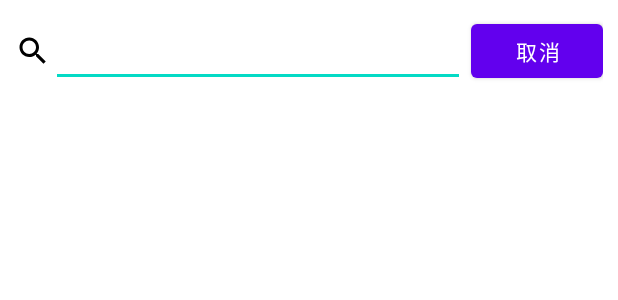
After one commit to yenjuc/Pang_Chat_KT, an Android app: the layout fragment_search.xml on its own in the app's theme, with its tools: preview values and no code run, on a phone screen of 412 x 824 dp. The commit adds this screen. Shown: the top 300 px of the screen. Run offline under Robolectric (Android 15) with nearby library versions, the phone set to English and light mode, and no system bars.

Commit message:
添加搜索联系人页面及返回功能

```diff
--- a/app/build.gradle
+++ b/app/build.gradle
@@ -41,6 +41,7 @@ dependencies {
     implementation 'androidx.lifecycle:lifecycle-viewmodel-ktx:2.2.0'
 
     implementation("com.squareup.okhttp3:okhttp:4.2.2")
+    implementation 'androidx.wear:wear:1.0.0'
     annotationProcessor("com.jakewharton:butterknife-compiler:10.2.1")
 
     testImplementation 'junit:junit:4.+'
@@ -55,6 +56,7 @@ dependencies {
     implementation 'com.github.kittinunf.fuel:fuel-coroutines:2.3.1'
     implementation 'com.github.kittinunf.fuel:fuel-gson:2.3.1'
     implementation 'com.google.code.gson:gson:2.8.6'
+    compileOnly 'com.google.android.wearable:wearable:2.6.0'
 
     // ktx扩展依赖
     def lifecycle_version = "2.3.1"
--- a/app/src/main/AndroidManifest.xml
+++ b/app/src/main/AndroidManifest.xml
@@ -1,6 +1,9 @@
 <?xml version="1.0" encoding="utf-8"?>
 <manifest xmlns:android="http://schemas.android.com/apk/res/android"
     package="com.example.pangchat">
+
+    <uses-permission android:name="android.permission.WAKE_LOCK" />
+
     <uses-permission android:name="android.permission.INTERNET" />
 
     <application
@@ -11,6 +14,8 @@
         android:supportsRtl="true"
         android:theme="@style/Theme.pangchat"
         android:usesCleartextTraffic="true">
+
+        <activity android:name=".SearchActivity"/>
         <activity android:name=".MainActivity" />
         <activity android:name=".ModifyInfoActivity" />
         <activity android:name=".LoginActivity">
@@ -20,7 +25,6 @@
                 <category android:name="android.intent.category.LAUNCHER" />
             </intent-filter>
         </activity>
-
     </application>
 
 </manifest>
--- /dev/null
+++ b/app/src/main/res/layout/fragment_search.xml
@@ -0,0 +1,48 @@
+<?xml version="1.0" encoding="utf-8"?>
+<FrameLayout xmlns:android="http://schemas.android.com/apk/res/android"
+    xmlns:tools="http://schemas.android.com/tools"
+    android:layout_width="match_parent"
+    android:layout_height="match_parent"
+    tools:context=".fragment.SearchFragment">
+
+    <LinearLayout
+        android:layout_width="match_parent"
+        android:layout_height="wrap_content"
+        android:orientation="vertical">
+
+        <LinearLayout
+            android:layout_width="match_parent"
+            android:layout_height="wrap_content"
+            android:orientation="horizontal"
+            android:layout_margin="10dp">
+
+            <ImageView
+                android:id="@+id/search"
+                android:layout_width="wrap_content"
+                android:layout_height="match_parent"
+                android:background="?attr/selectableItemBackground"
+                android:clickable="true"
+                android:scaleType="centerInside"
+                android:src="@drawable/baseline_search_black_24dp"
+                android:contentDescription="TODO" />
+
+            <EditText
+                android:id="@+id/search_content"
+                android:layout_width="wrap_content"
+                android:layout_height="match_parent"
+                android:layout_weight="1"
+                android:layout_marginEnd="4dp"
+                android:singleLine="true"/>
+
+            <Button
+                android:id="@+id/search_cancel"
+                android:layout_width="wrap_content"
+                android:layout_height="match_parent"
+                android:text="取消"/>
+
+        </LinearLayout>
+
+
+    </LinearLayout>
+
+</FrameLayout>
--- /dev/null
+++ b/app/src/main/res/values-round/strings.xml
@@ -0,0 +1,3 @@
+<resources>
+    <string name="hello_world">Hello Round World!</string>
+</resources>
```
Also changed, not shown: app/src/main/java/com/example/pangchat/MainActivity.kt (+15 -1 lines), app/src/main/java/com/example/pangchat/SearchActivity.kt (added, +22 -0 lines), app/src/main/java/com/example/pangchat/fragment/ContactsFragment.kt (+0 -8 lines), app/src/main/java/com/example/pangchat/fragment/SearchFragment.kt (added, +57 -0 lines), app/src/main/res/layout/activity_search.xml (added, +18 -0 lines), app/src/main/res/values/dimens.xml (+12 -0 lines), app/src/main/res/values/strings.xml (+9 -1 lines).
